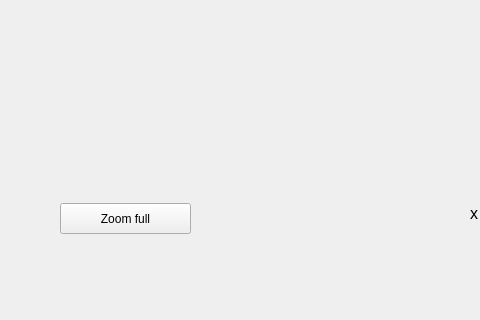
KaziMuktadirAhmed/ALgebric-Calculator-SPL-1-, file customPlotTedt/Graph_Plotter.ui: the form before one commit; both pictures show x 0 to 480 and y 437 to 757 of the 1173 by 757 pixel window.
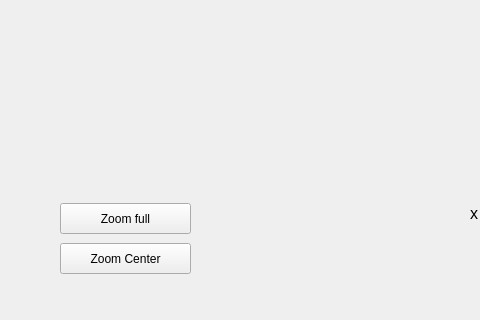
The form after the commit. Custom widgets are drawn as their Qt base class.

```diff
--- a/customPlotTedt/Graph_Plotter.ui
+++ b/customPlotTedt/Graph_Plotter.ui
@@ -144,6 +144,19 @@
      <string>Back</string>
     </property>
    </widget>
+   <widget class="QPushButton" name="btn_zoomCenter">
+    <property name="geometry">
+     <rect>
+      <x>60</x>
+      <y>680</y>
+      <width>131</width>
+      <height>31</height>
+     </rect>
+    </property>
+    <property name="text">
+     <string>Zoom Center</string>
+    </property>
+   </widget>
   </widget>
   <widget class="QMenuBar" name="menubar">
    <property name="geometry">
```
